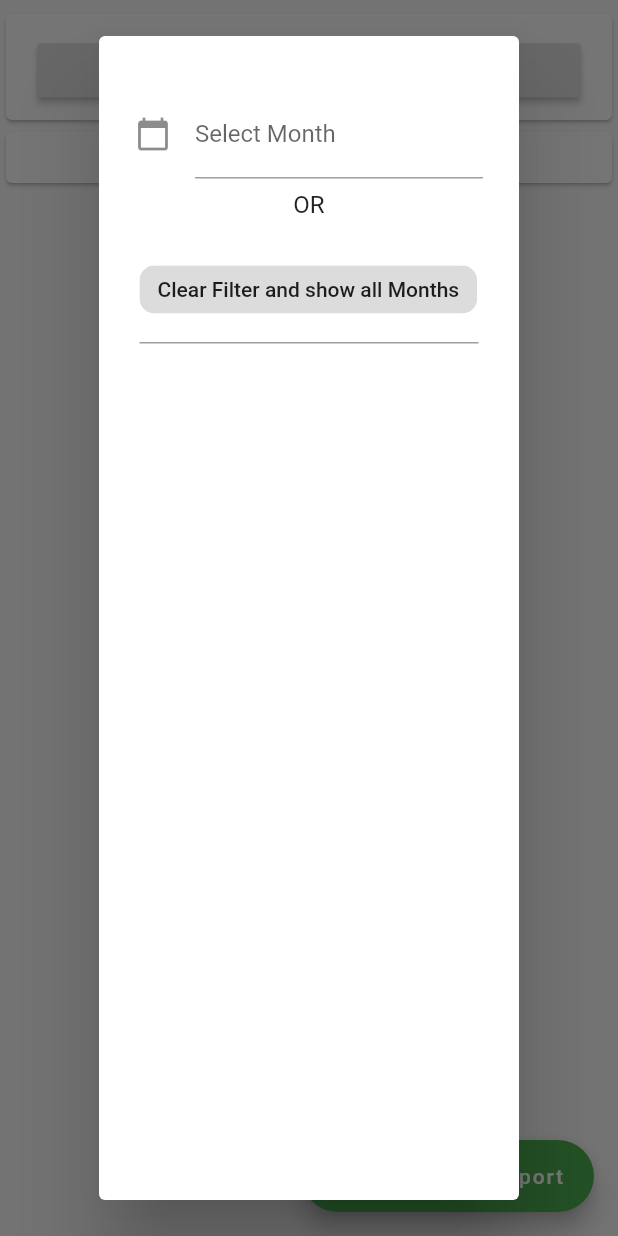
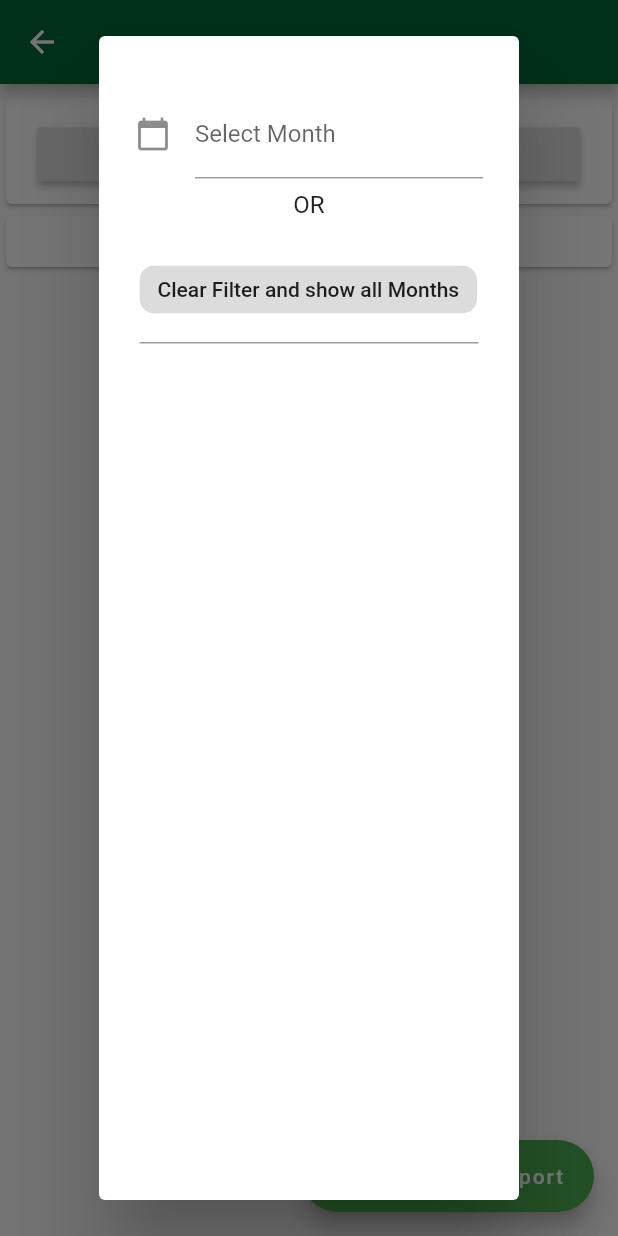
Before and after one commit to Iradukunda-Nadia/e_lorry_new, a Flutter app: the perCombined screen opened directly, after a tap on "Month filter", on a phone screen of 412 x 824 dp. Run offline on Flutter 3.47's test engine with Material 2 defaults, Android fonts, the phone set to English and light mode, and no system bars; drawn by our look-alikes of flutter_form_builder, overlay_support; our stand-ins replace cloud_firestore, csv, datetime_picker_formfield, dropdown_formfield, firebase_crashlytics, firebase_messaging and 11 more; missing offline and left inert: android_intent, dash_chat, firebase_in_app_messaging, flutter_plugin_pdf_viewer, hover_ussd, json_table and 2 more; accounts and stored records are empty.

Commit message:
night-out

```diff
--- a/lib/approvals/partsApproval.dart
+++ b/lib/approvals/partsApproval.dart
@@ -367,8 +367,9 @@ class _ApprovalState extends State<Approval> {
         .document(widget.itemID)
         .updateData({
       'status': "Paid",
-      'comment': "Paid",
+      'comment': "Approved",
       'approved by': currentUserEmail,
+      'price': widget.amount,
     });
   }
 
--- a/lib/manager/cost/perCombined.dart
+++ b/lib/manager/cost/perCombined.dart
@@ -12,6 +12,7 @@ import 'dart:async';
 import 'dart:convert';
 import 'package:flutter/cupertino.dart';
 import 'package:month_picker_dialog/month_picker_dialog.dart';
+import 'package:flutter/scheduler.dart';
 
 
 
@@ -129,10 +130,54 @@ class _perCombinedState extends State<perCombined> {
       );
     }
   }
+
+  String _cont;
+  int _contri;
+  String contString;
+  int total = 0;
+  int newTotal;
+
+  String _contP;
+  int _contriP;
+  String contStringP;
+  int totalP = 0;
+  int newTotalP;
+
+  String _contN;
+  int _contriN;
+  String contStringN;
+  int totalN = 0;
+  int newTotalN;
+
+  String _contF;
+  int _contriF;
+  String contStringF;
+  int totalF = 0;
+  int newTotalF;
+
   @override
   Widget build(BuildContext context) {
     return Scaffold(
-
+      appBar: AppBar(
+        title: Row(
+          children: [
+            Padding(
+              padding: const EdgeInsets.only(left: 5.0, right: 5.0),
+              child: Text( newTotalF != null ? 'Fuel: KSH.${contStringF}': 'waiting ...', style: TextStyle(fontSize: 10),),
+            ),
+            Padding(
+              padding: const EdgeInsets.only(left: 5.0, right: 5.0),
+              child: Text( newTotalP != null ? 'Parts: KSH.${contStringP}': 'waiting ...', style: TextStyle(fontSize: 10),),
+            ),
+            Padding(
+              padding: const EdgeInsets.only(left: 5.0, right: 5.0),
+              child: Text( newTotalN != null ? 'Night-Outs: KSH.${contStringN}': 'waiting ...', style: TextStyle(fontSize: 10),),
+            ),
+          ],
+        ),
+        centerTitle: true,
+        backgroundColor: const Color(0xff016836),
+      ),
       floatingActionButton: FloatingActionButton.extended(
         label: Row(children: [
           new Icon(Icons.file_download),
@@ -399,7 +444,7 @@ class _perCombinedState extends State<perCombined> {
                             child: Column(
                               children: <Widget>[
                                 new Text(
-                                  "All Requests cost",
+                                  "All Requests",
                                   style: new TextStyle(
                                       fontSize: 12.0, fontWeight: FontWeight.w700),
                                 ),
@@ -468,6 +513,30 @@ class _perCombinedState extends State<perCombined> {
 
   List<DataRow> _createRows(QuerySnapshot snapshot) {
 
+    int totF = 0;
+    int totP = 0;
+    int totN = 0;
+    snapshot.documents.forEach((document)
+    {
+      SchedulerBinding.instance.addPostFrameCallback((_) => setState(() {
+        _contF = document['fuel'];
+        _contriF = int.parse(_contF);
+        newTotalF = totF += _contriF;
+        contStringF = newTotalF.toString();
+
+        _contP = document['part'];
+        _contriP = int.parse(_contP);
+        newTotalP = totP += _contriP;
+        contStringP = newTotalP.toString();
+
+        _contN = document['nightOut'];
+        _contriN = int.parse(_contN);
+        newTotalN = totN += _contriN;
+        contStringN = newTotalN.toString();
+      }));
+
+    });
+
     List<DataRow> newList = snapshot.documents.map((doc) {
       return new DataRow(
           cells: [
--- a/pubspec.yaml
+++ b/pubspec.yaml
@@ -11,7 +11,7 @@ description: A new Flutter application.
 # In iOS, build-name is used as CFBundleShortVersionString while build-number used as CFBundleVersion.
 # Read more about iOS versioning at
 # https://developer.apple.com/library/archive/documentation/General/Reference/InfoPlistKeyReference/Articles/CoreFoundationKeys.html
-version: 1.0.15+15
+version: 1.0.16+16
 
 environment:
   sdk: ">=2.1.0 <3.0.0"
```
Also changed, not shown: lib/manager/cost/perFuel.dart (+32 -36 lines), lib/manager/cost/perNOut.dart (+34 -10 lines), lib/manager/cost/perPart.dart (+35 -11 lines), lib/manager/cost/perTabs.dart (+11 -12 lines), lib/manager/dailyReport.dart (+7 -8 lines), 3 other files.
